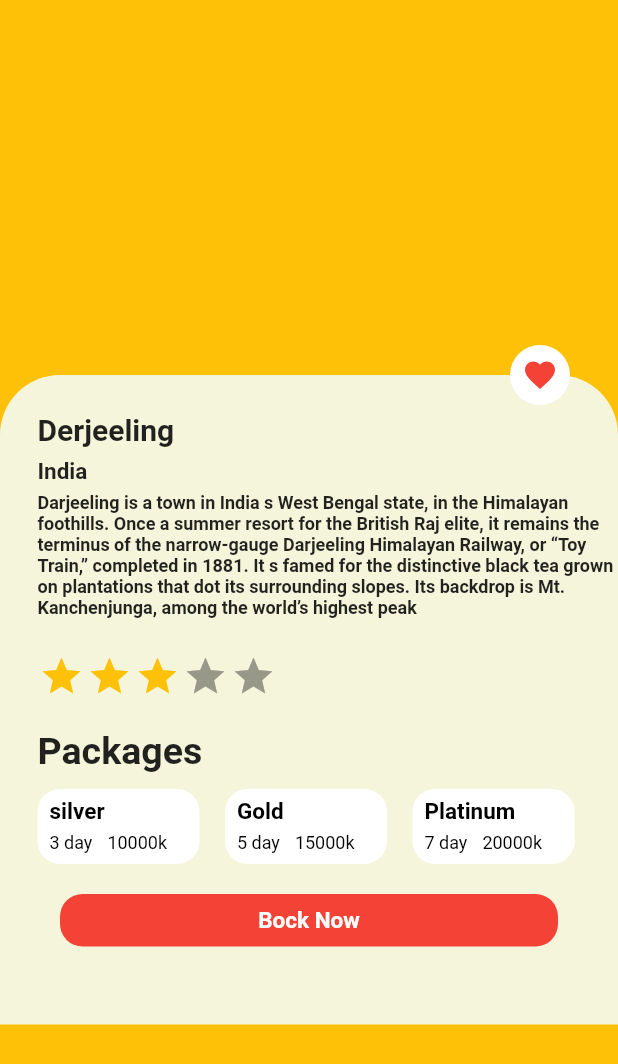
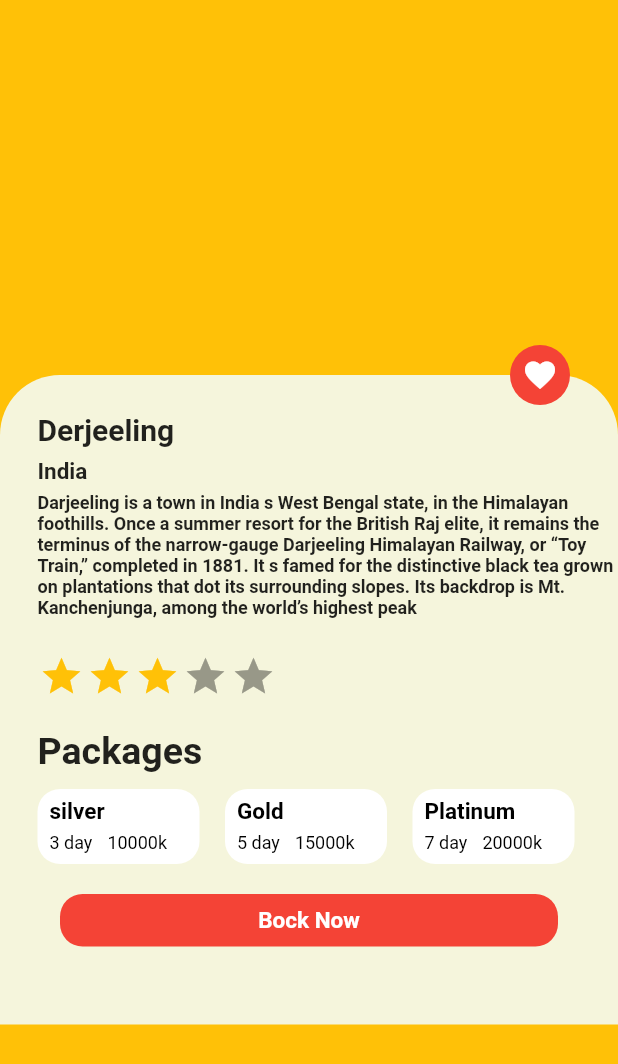
Before and after one commit to HasanMasrur/TourismApp, a Flutter app: the DetailsPage screen opened directly, on a phone screen of 412 x 824 dp. Shown: the top 1064 px of the screen. Run offline on Flutter 3.47's test engine with Material 2 defaults, Android fonts, the phone set to English and light mode, and no system bars; drawn by our look-alikes of flutter_rating_bar; our stand-ins replace font_awesome_flutter.

Commit message:
added Positions CircleAvator icon background colors red and icons colors white

```diff
--- a/lib/details/detailspage.dart
+++ b/lib/details/detailspage.dart
@@ -177,11 +177,11 @@ class _DetailsPage extends State<DetailsPage> {
           ),
           Positioned(
             child: CircleAvatar(
-              backgroundColor: Colors.white,
+              backgroundColor: Colors.red,
               radius: 20,
               child: Icon(
                 Icons.favorite,
-                color: Colors.red,
+                color: Colors.white,
               ),
             ),
             top: 230,
```
